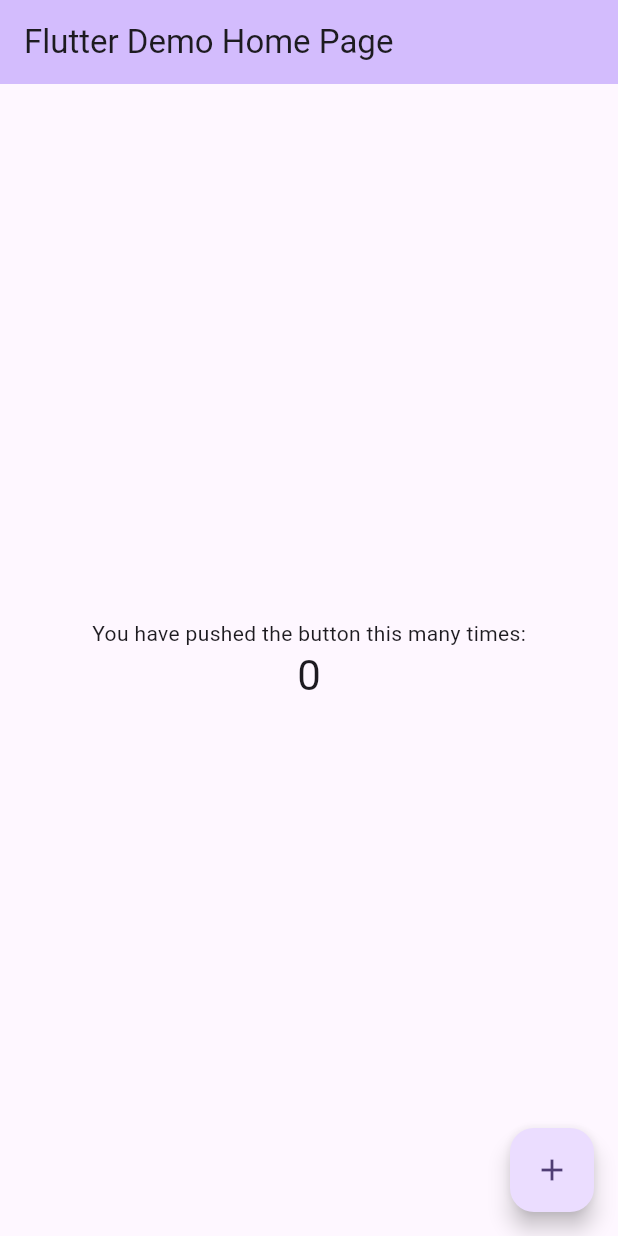
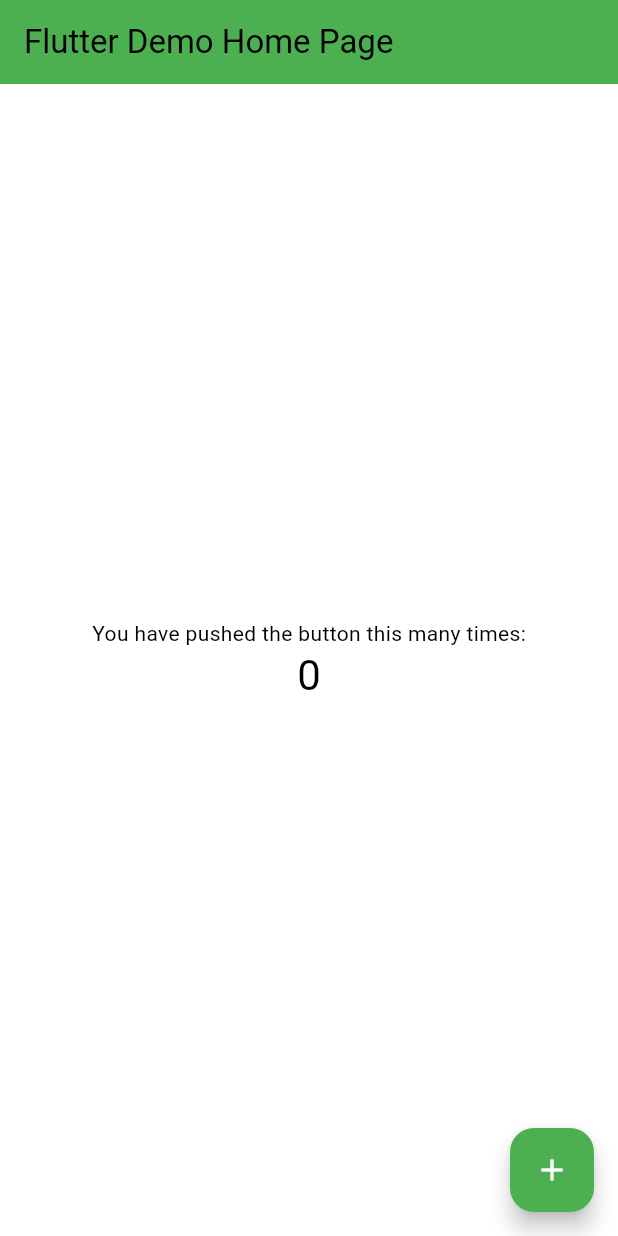
Before and after one commit to mobina-mvd/budget_app, a Flutter app: the screen it shows after launch, on a phone screen of 412 x 824 dp. Run offline on Flutter 3.47's test engine with Material 2 defaults, Android fonts, the phone set to English and light mode, and no system bars.

```diff
--- a/lib/main.dart
+++ b/lib/main.dart
@@ -11,8 +11,12 @@ class MyApp extends StatelessWidget {
   @override
   Widget build(BuildContext context) {
     return MaterialApp(
-      title: 'Flutter Demo',
+      title: 'Flutter Budget App',
       theme: ThemeData(
+        appBarTheme: AppBarTheme(
+          color: Colors.green,
+          elevation: 3,
+        ),
         // This is the theme of your application.
         //
         // TRY THIS: Try running your application with "flutter run". You'll see
@@ -28,7 +32,10 @@ class MyApp extends StatelessWidget {
         //
         // This works for code too, not just values: Most code changes can be
         // tested with just a hot reload.
-        colorScheme: ColorScheme.fromSeed(seedColor: Colors.deepPurple),
+        colorScheme: ColorScheme.light(
+          primary: Colors.green,
+          onPrimary: Colors.white,
+        ),
         useMaterial3: true,
       ),
       home: const MyHomePage(title: 'Flutter Demo Home Page'),
@@ -81,7 +88,6 @@ class _MyHomePageState extends State<MyHomePage> {
         // TRY THIS: Try changing the color here to a specific color (to
         // Colors.amber, perhaps?) and trigger a hot reload to see the AppBar
         // change color while the other colors stay the same.
-        backgroundColor: Theme.of(context).colorScheme.inversePrimary,
         // Here we take the value from the MyHomePage object that was created by
         // the App.build method, and use it to set our appbar title.
         title: Text(widget.title),
```
Also changed, not shown: lib/data/data.dart (added, +39 -0 lines), lib/models/category_model.dart (added, +13 -0 lines), lib/models/expense_model.dart (added, +9 -0 lines).
